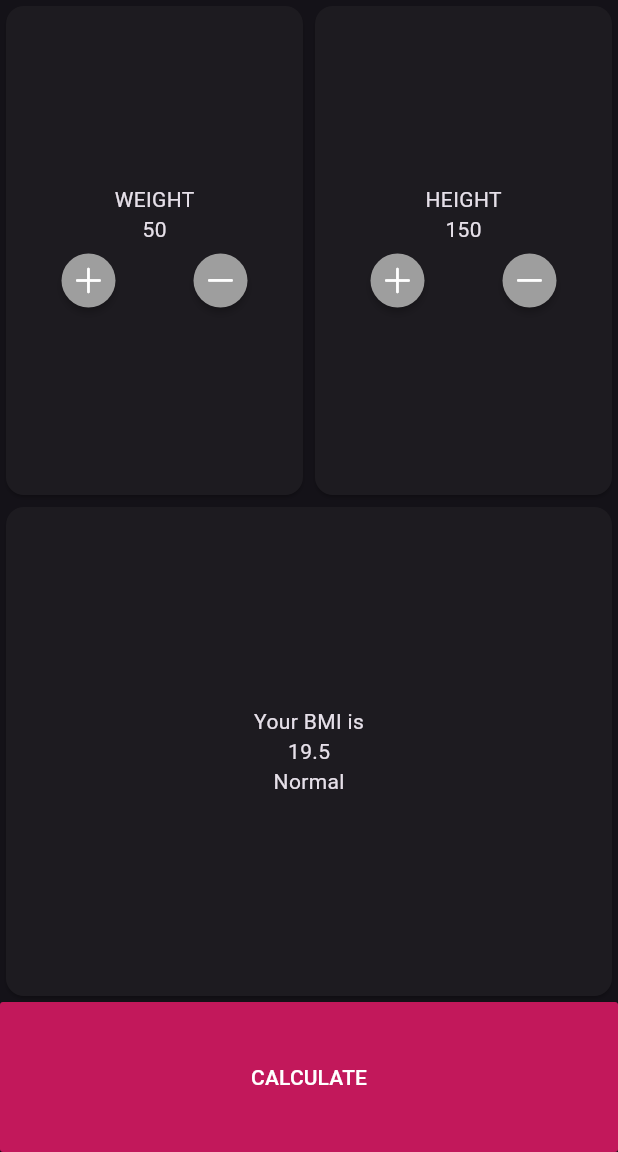
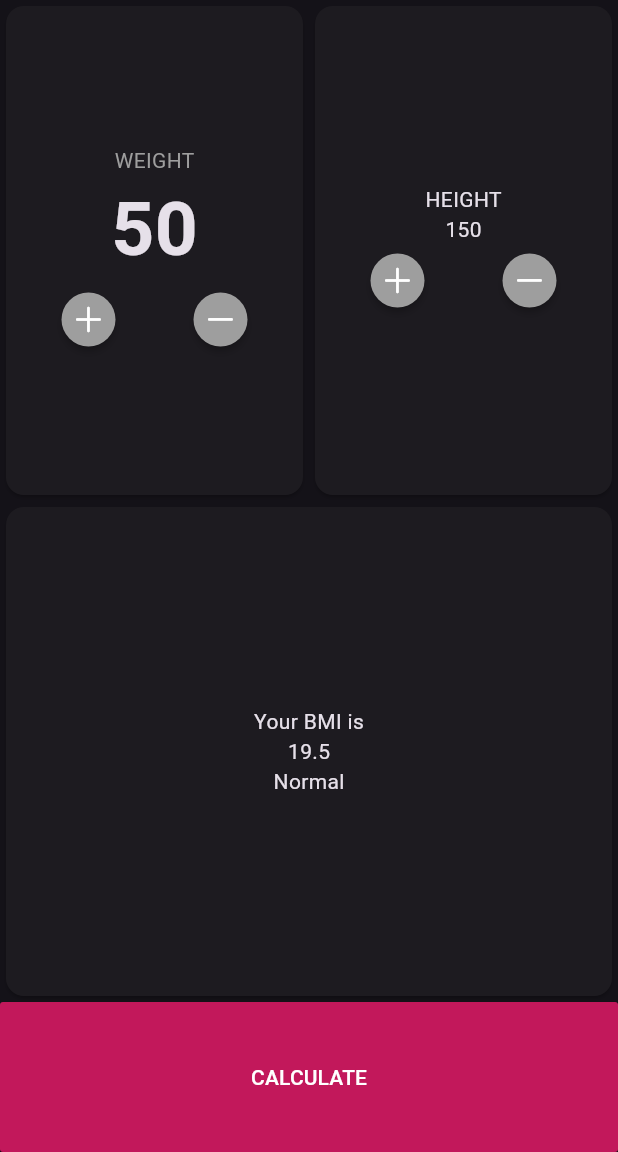
Before and after one commit to shmllslmt/weightwatcher, a Flutter app: the screen it shows after launch, on a phone screen of 412 x 824 dp, the part 84-1236 px from its top. Run offline on Flutter 3.47's test engine with Material 3 defaults, Android fonts, the phone set to English and light mode, and no system bars.

Commit message:
TextStyle

```diff
--- a/lib/main.dart
+++ b/lib/main.dart
@@ -32,8 +32,16 @@ class BMIApp extends StatelessWidget {
                       child: Column(
                         mainAxisAlignment: MainAxisAlignment.center,
                         children: [
-                          Text("WEIGHT"),
-                          Text("50"),
+                          Text("WEIGHT",
+                          style: TextStyle(
+                            color: Colors.grey,
+                          ),),
+                          Text("50",
+                            style: TextStyle(
+                              fontSize: 50.0,
+                              fontWeight: FontWeight.bold,
+                            ),
+                          ),
                           Row(
                             mainAxisAlignment: MainAxisAlignment.center,
                             children: [
```
